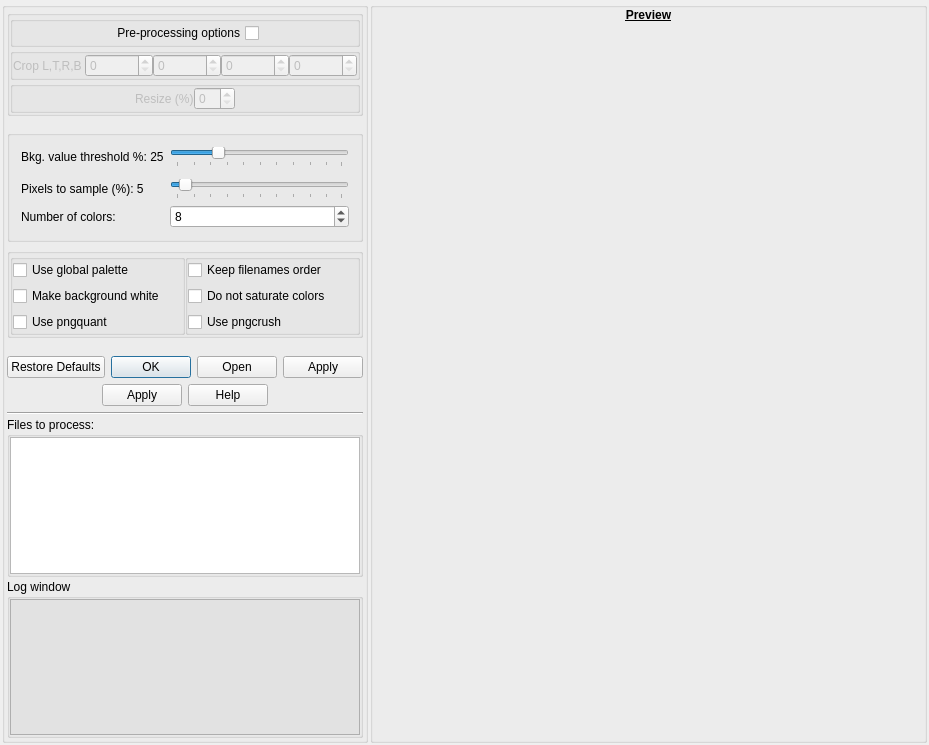
This is noteshrinkdialog.ui in clapautius/noteshrink-qt as Qt 5 draws it before an edit. The edited form follows.
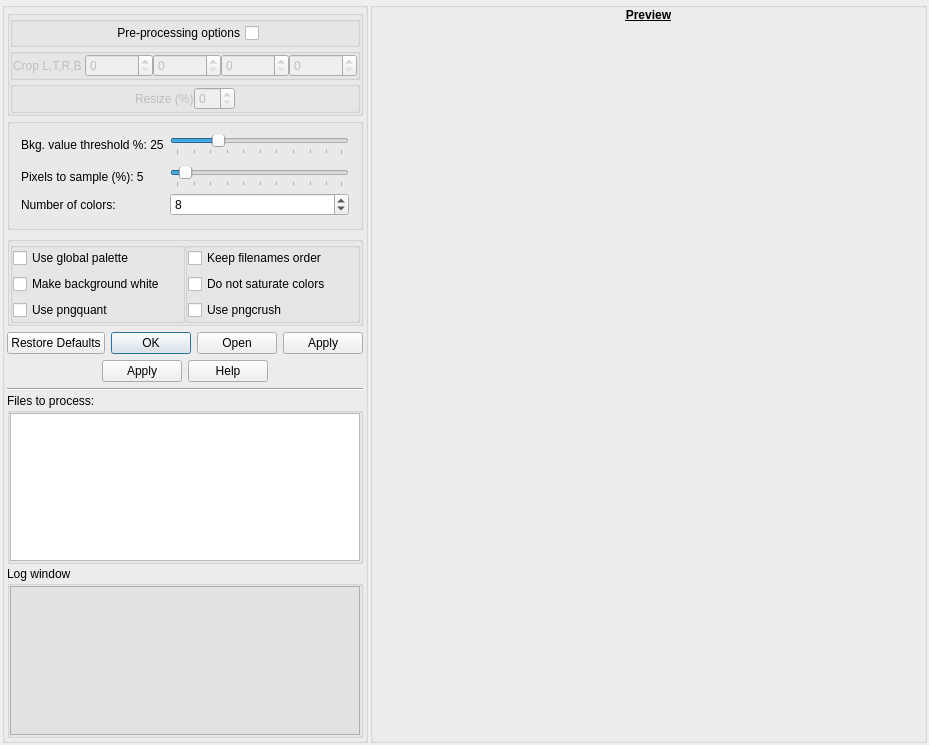
This is the edited form.

```diff
--- a/noteshrinkdialog.ui
+++ b/noteshrinkdialog.ui
@@ -346,19 +346,6 @@
       </item>
       <item>
        <layout class="QVBoxLayout" name="verticalLayout_2">
-        <item>
-         <spacer name="verticalSpacer">
-          <property name="orientation">
-           <enum>Qt::Vertical</enum>
-          </property>
-          <property name="sizeHint" stdset="0">
-           <size>
-            <width>20</width>
-            <height>40</height>
-           </size>
-          </property>
-         </spacer>
-        </item>
         <item>
          <widget class="QGroupBox" name="groupBox_9">
           <property name="title">
@@ -575,19 +562,6 @@
           </layout>
          </widget>
         </item>
-        <item>
-         <spacer name="verticalSpacer_2">
-          <property name="orientation">
-           <enum>Qt::Vertical</enum>
-          </property>
-          <property name="sizeHint" stdset="0">
-           <size>
-            <width>20</width>
-            <height>40</height>
-           </size>
-          </property>
-         </spacer>
-        </item>
         <item>
          <widget class="QDialogButtonBox" name="m_params_button_box">
           <property name="standardButtons">
```
